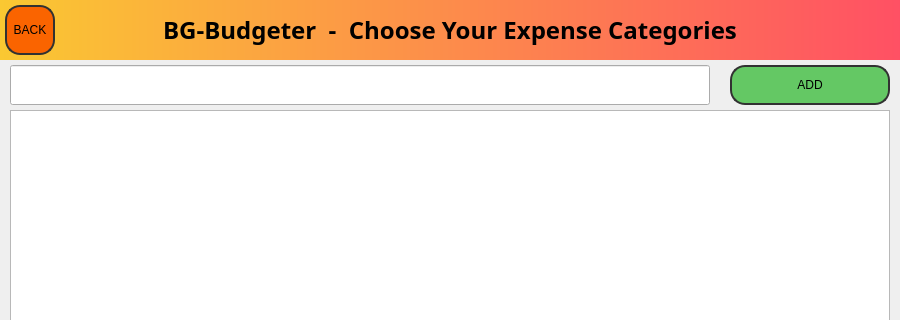
This is QtUiFiles/budgeter.ui in BenSGrant/BG-Budgeter as Qt 5 draws it before an edit; both pictures show x 0 to 900 and y 0 to 320 of the 900 by 600 pixel window. The edited form follows.
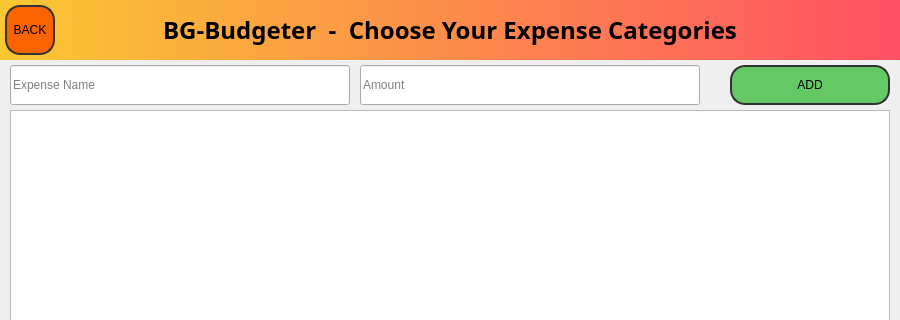
This is the edited form. The open tabs and pages were chosen to show the change.

Commit message: updated category page to include the ability to choose an amount of money to spend on each expense

What changed in the file:
```diff
--- a/QtUiFiles/budgeter.ui
+++ b/QtUiFiles/budgeter.ui
@@ -331,10 +331,13 @@
       <rect>
        <x>10</x>
        <y>65</y>
-       <width>700</width>
+       <width>340</width>
        <height>40</height>
       </rect>
      </property>
+     <property name="placeholderText">
+      <string>Expense Name</string>
+     </property>
     </widget>
     <widget class="QPushButton" name="addCategoryButton">
      <property name="geometry">
@@ -369,6 +372,19 @@
       <string>ADD</string>
      </property>
     </widget>
+    <widget class="QLineEdit" name="categoryAmountInputLE">
+     <property name="geometry">
+      <rect>
+       <x>360</x>
+       <y>65</y>
+       <width>340</width>
+       <height>40</height>
+      </rect>
+     </property>
+     <property name="placeholderText">
+      <string>Amount</string>
+     </property>
+    </widget>
    </widget>
    <widget class="QWidget" name="optionsPage">
     <widget class="QLabel" name="optionsPageTtl">
```
The commit also changes 2 other files.
